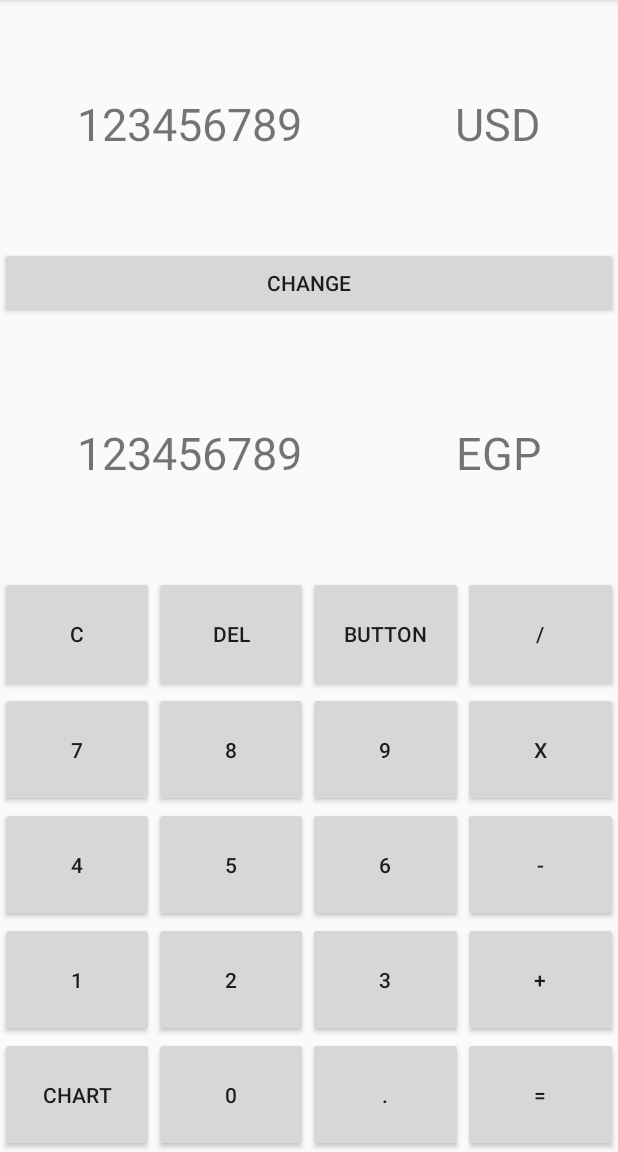
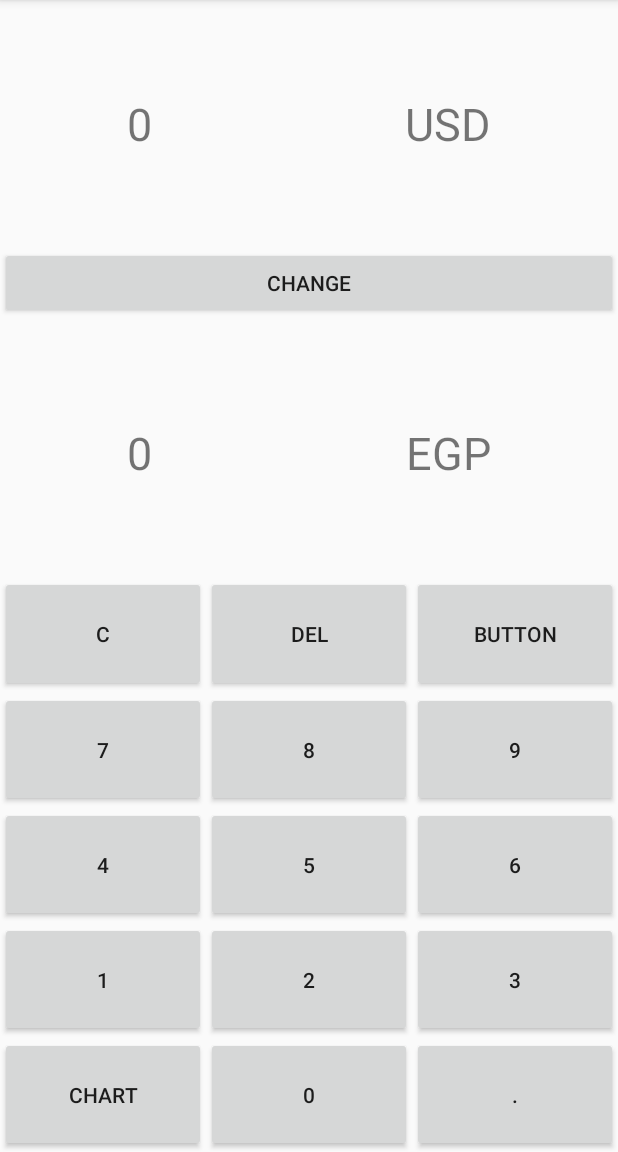
Before and after one commit to nourmat/Currency-App-Android, an Android app: the screen it shows after launch (MainActivity), on a phone screen of 412 x 824 dp, the part 84-1236 px from its top. Run offline under Robolectric (Android 15) with nearby library versions, the phone set to English and light mode, and no system bars.

Commit message:
Main features added
all button functinos

except dot and chart

```diff
--- a/app/src/main/java/com/example/currencyapp/MainActivity.java
+++ b/app/src/main/java/com/example/currencyapp/MainActivity.java
@@ -1,14 +1,129 @@
 package com.example.currencyapp;
 
 import android.os.Bundle;
+import android.view.View;
+import android.widget.Button;
+import android.widget.TextView;
+import android.widget.Toast;
 
 import androidx.appcompat.app.AppCompatActivity;
 
 public class MainActivity extends AppCompatActivity {
 
+    Button btn0, btn1, btn2, btn3, btn4, btn5, btn6, btn7, btn8, btn9, btnDot, btnc, btndel;
+    Button btnchange;
+    TextView tvsrc, tvdst, tvwordsrc, tvworddst;
+
     @Override
     protected void onCreate(Bundle savedInstanceState) {
         super.onCreate(savedInstanceState);
         setContentView(R.layout.activity_main);
+
+        btn0 = findViewById(R.id.btn0);
+        btn1 = findViewById(R.id.btn1);
+        btn2 = findViewById(R.id.btn2);
+        btn3 = findViewById(R.id.btn3);
+        btn4 = findViewById(R.id.btn4);
+        btn5 = findViewById(R.id.btn5);
+        btn6 = findViewById(R.id.btn6);
+        btn7 = findViewById(R.id.btn7);
+        btn8 = findViewById(R.id.btn8);
+        btn9 = findViewById(R.id.btn9);
+        btnDot = findViewById(R.id.btndot);
+
+        btnc = findViewById(R.id.btnc);
+        btndel = findViewById(R.id.btndel);
+
+        btnchange = findViewById(R.id.btnchange);
+
+        tvsrc = findViewById(R.id.tvsrc);
+        tvdst = findViewById(R.id.tvdst);
+        tvwordsrc = findViewById(R.id.tvwordsrc);
+        tvworddst = findViewById(R.id.tvworddst);
+
+        View.OnClickListener numbersListner = new View.OnClickListener() {
+            @Override
+            public void onClick(View view) {
+                Button temp = (Button) view;
+                String s = temp.getText().toString();
+                String total = tvsrc.getText().toString();
+
+                if (total.equals("0")) { //if number is already zero (empty)
+                    total = s;
+                    tvsrc.setText(total);
+                    calc();
+                    return;
+                }
+                //any other digit
+                if (total.length() < 10) {
+                    total += s;
+                    tvsrc.setText(total);
+                    calc();
+                } else
+                    Toast.makeText(getApplicationContext(), "Maximum Length reached", Toast.LENGTH_LONG);
+            }
+        };
+
+        tvsrc.setText("0");
+        tvdst.setText("0");
+        btn9.setOnClickListener(numbersListner);
+        btn8.setOnClickListener(numbersListner);
+        btn7.setOnClickListener(numbersListner);
+        btn6.setOnClickListener(numbersListner);
+        btn5.setOnClickListener(numbersListner);
+        btn4.setOnClickListener(numbersListner);
+        btn3.setOnClickListener(numbersListner);
+        btn2.setOnClickListener(numbersListner);
+        btn1.setOnClickListener(numbersListner);
+        btn0.setOnClickListener(numbersListner);
+
+        btnchange.setOnClickListener(new View.OnClickListener() {
+            @Override
+            public void onClick(View view) {
+                if (tvwordsrc.getText().toString().equals("EGP")) {
+                    tvwordsrc.setText("USD");
+                    tvworddst.setText("EGP");
+                } else {
+                    tvwordsrc.setText("EGP");
+                    tvworddst.setText("USD");
+                }
+            }
+        });
+
+        btnc.setOnClickListener(new View.OnClickListener() {
+            @Override
+            public void onClick(View view) {
+                tvsrc.setText("0");
+                calc();
+            }
+        });
+
+        btndel.setOnClickListener(new View.OnClickListener() {
+            @Override
+            public void onClick(View view) {
+                String s = tvsrc.getText().toString();
+                if (s.length() > 1) {
+                    s = s.substring(0, s.length() - 1);
+                    tvsrc.setText(s);
+                    calc();
+                } else if (s.length() == 1) {
+                    tvsrc.setText("0");
+                    calc();
+                }
+            }
+        });
+    }
+
+    void calc() {
+        String s = tvsrc.getText().toString();
+        if (tvwordsrc.getText().toString().equals("EGP")) {
+            float n = Float.parseFloat(s);
+            n = n / (float) 16.3;
+            tvdst.setText(Float.toString(n));
+        } else {
+            float n = Float.parseFloat(s);
+            n = n * (float) 16.3;
+            tvdst.setText(Float.toString(n));
+        }
     }
 }
--- a/app/src/main/res/layout/activity_main.xml
+++ b/app/src/main/res/layout/activity_main.xml
@@ -19,7 +19,7 @@
             android:orientation="horizontal">
 
             <TextView
-                android:id="@+id/textView2"
+                android:id="@+id/tvsrc"
                 android:layout_width="wrap_content"
                 android:layout_height="match_parent"
                 android:layout_weight="1"
@@ -28,7 +28,7 @@
                 android:textSize="30sp" />
 
             <TextView
-                android:id="@+id/spinner"
+                android:id="@+id/tvwordsrc"
                 android:layout_width="wrap_content"
                 android:layout_height="match_parent"
                 android:layout_weight="1"
@@ -44,7 +44,7 @@
             android:orientation="horizontal">
 
             <Button
-                android:id="@+id/button"
+                android:id="@+id/btnchange"
                 android:layout_width="wrap_content"
                 android:layout_height="wrap_content"
                 android:layout_weight="1"
@@ -58,7 +58,7 @@
             android:orientation="horizontal">
 
             <TextView
-                android:id="@+id/textView3"
+                android:id="@+id/tvdst"
                 android:layout_width="wrap_content"
                 android:layout_height="match_parent"
                 android:layout_weight="1"
@@ -67,7 +67,7 @@
                 android:textSize="30sp" />
 
             <TextView
-                android:id="@+id/spinner2"
+                android:id="@+id/tvworddst"
                 android:layout_width="wrap_content"
                 android:layout_height="match_parent"
                 android:layout_weight="1"
@@ -97,7 +97,7 @@
                 android:text="C" />
 
             <Button
-                android:id="@+id/btnearse"
+                android:id="@+id/btndel"
                 android:layout_width="wrap_content"
                 android:layout_height="match_parent"
                 android:layout_weight="1"
@@ -109,13 +109,6 @@
                 android:layout_height="match_parent"
                 android:layout_weight="1"
                 android:text="Button" />
-
-            <Button
-                android:id="@+id/btndiv"
-                android:layout_width="wrap_content"
-                android:layout_height="match_parent"
-                android:layout_weight="1"
-                android:text="/" />
         </LinearLayout>
 
         <LinearLayout
@@ -144,13 +137,6 @@
                 android:layout_height="match_parent"
                 android:layout_weight="1"
                 android:text="9" />
-
-            <Button
-                android:id="@+id/btnX"
-                android:layout_width="wrap_content"
-                android:layout_height="match_parent"
-                android:layout_weight="1"
-                android:text="X" />
         </LinearLayout>
 
         <LinearLayout
@@ -180,12 +166,6 @@
                 android:layout_weight="1"
                 android:text="6" />
 
-            <Button
-                android:id="@+id/btnneg"
-                android:layout_width="wrap_content"
-                android:layout_height="match_parent"
-                android:layout_weight="1"
-                android:text="-" />
         </LinearLayout>
 
         <LinearLayout
@@ -215,12 +195,6 @@
                 android:layout_weight="1"
                 android:text="3" />
 
-            <Button
-                android:id="@+id/btnpos"
-                android:layout_width="wrap_content"
-                android:layout_height="match_parent"
-                android:layout_weight="1"
-                android:text="+" />
         </LinearLayout>
 
         <LinearLayout
@@ -244,18 +218,12 @@
                 android:text="0" />
 
             <Button
-                android:id="@+id/btn."
+                android:id="@+id/btndot"
                 android:layout_width="wrap_content"
                 android:layout_height="match_parent"
                 android:layout_weight="1"
                 android:text="." />
 
-            <Button
-                android:id="@+id/btnequ"
-                android:layout_width="wrap_content"
-                android:layout_height="match_parent"
-                android:layout_weight="1"
-                android:text="=" />
         </LinearLayout>
     </LinearLayout>
 
```
